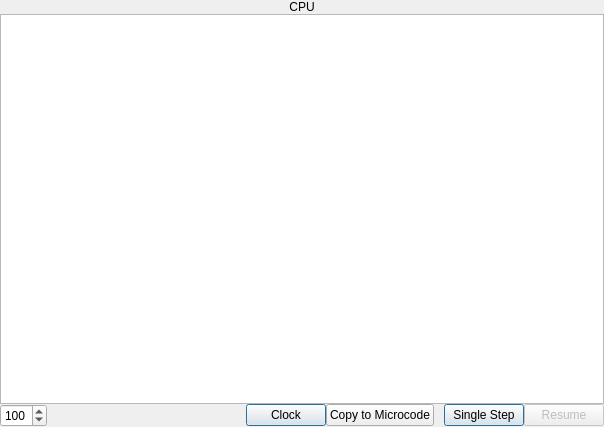
Qt form cpupane.ui (StanWarford/pep8cpu) before a commit.
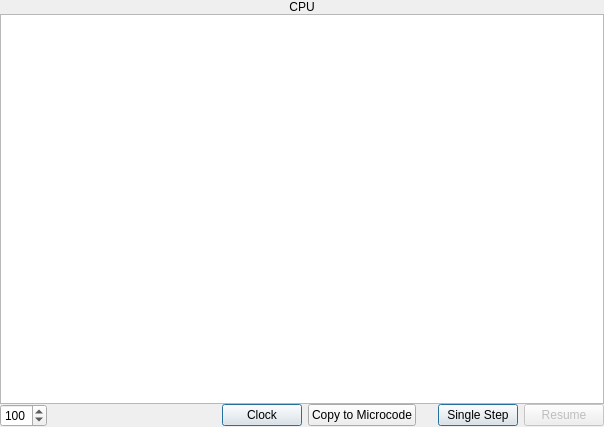
The same form after that commit.

Commit message: Gorram VB.net, assignment is not '='. Fixed a simulation issue.

```diff
--- a/cpupane.ui
+++ b/cpupane.ui
@@ -111,6 +111,9 @@
    </item>
    <item>
     <layout class="QHBoxLayout" name="horizontalLayout">
+     <property name="spacing">
+      <number>6</number>
+     </property>
      <item>
       <widget class="QSpinBox" name="spinBox">
        <property name="minimum">
```
The commit also changes 2 other files.
